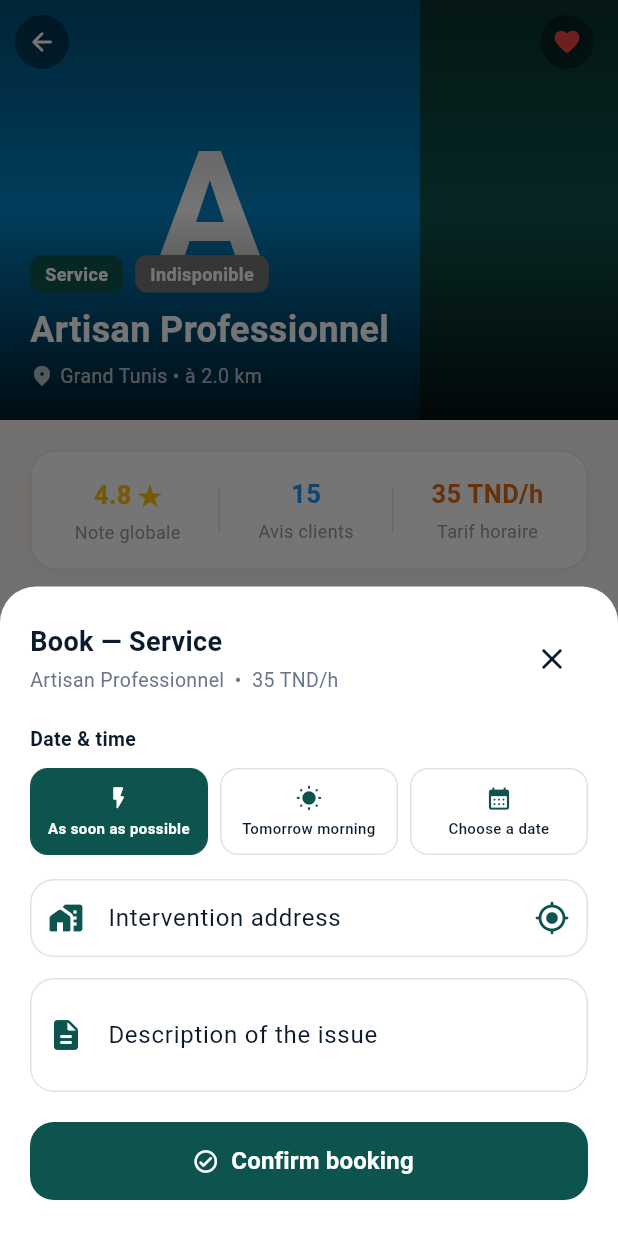
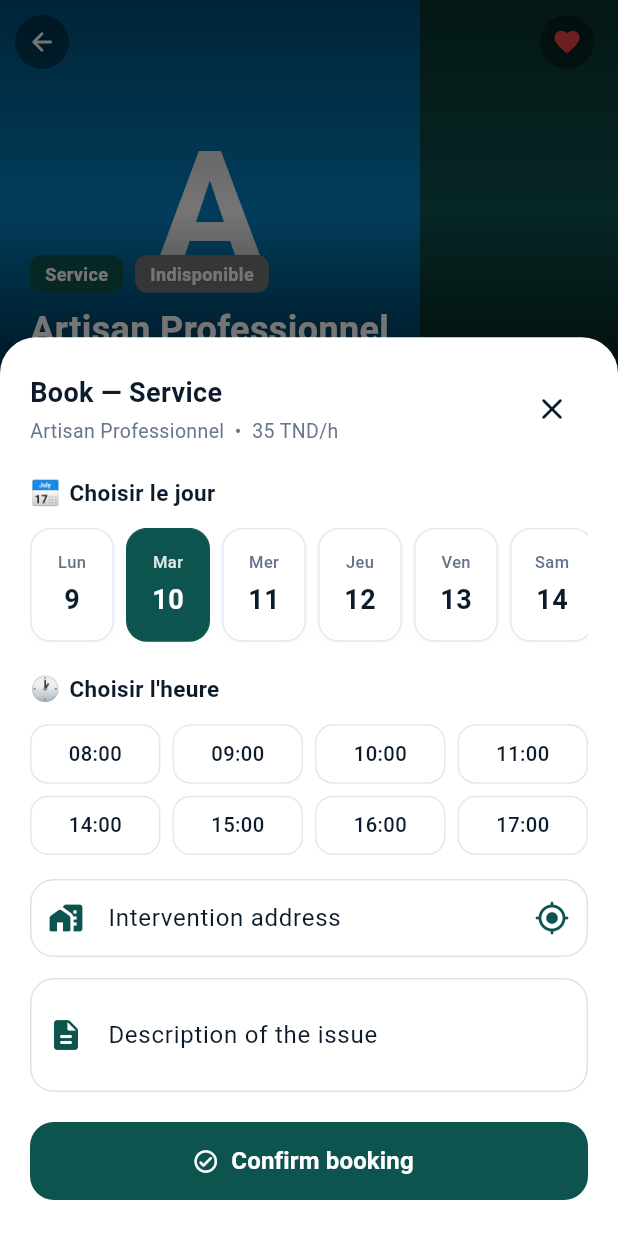
Before and after one commit to DARPLUS/Dar-Plus, a Flutter app: the ServiceDetailScreen screen opened by its route, after a tap on the "favorite outline" icon, after a tap on "Book Now", on a phone screen of 412 x 824 dp. Run offline on Flutter 3.47's test engine with Material 3 defaults, Android fonts, the phone set to English and light mode, and no system bars; our stand-ins replace cloud_firestore, easy_localization, firebase_auth, firebase_core, firebase_storage, image_picker and 2 more; accounts and stored records are empty; Roboto replaces fonts that are missing (Georgia).

Commit message:
feat: sélecteur date/heure réservation - jours glissants + grille créneaux horaires

```diff
--- a/lib/screens/service_detail_screen.dart
+++ b/lib/screens/service_detail_screen.dart
@@ -565,25 +565,35 @@ class _ServiceDetailScreenState extends State<ServiceDetailScreen> {
       BuildContext context, String proName, String serviceType, String price) {
     final addressCtrl = TextEditingController();
     final descCtrl = TextEditingController();
-    // 0 = Dès que possible, 1 = Demain matin, 2 = Choisir une date
-    int selectedSlot = 0;
-    String customDate = '';
-    String customTime = '';
-    String? addressError;
+    // Date/heure : sélection par jour glissant + créneaux
+    DateTime selectedDay = DateTime.now().add(const Duration(days: 1));
+    String selectedTime = '';
+
+    // 14 jours dès aujourd'hui
+    final List<DateTime> days = List.generate(
+        14, (i) => DateTime.now().add(Duration(days: i)));
+
+    // Créneaux horaires disponibles
+    const List<String> timeSlots = [
+      '08:00', '09:00', '10:00', '11:00',
+      '14:00', '15:00', '16:00', '17:00',
+    ];
     bool isLocating = false;
     bool isSubmitting = false;
+    String? addressError;
 
     final isDark = Theme.of(context).brightness == Brightness.dark;
     final loc = AppLocalizations.of(context);
 
+    final List<String> shortDays = ['Lun', 'Mar', 'Mer', 'Jeu', 'Ven', 'Sam', 'Dim'];
+
     String buildScheduledDate() {
-      if (selectedSlot == 0) return loc.translate('slot_asap');
-      if (selectedSlot == 1) return loc.translate('slot_tomorrow_morning');
-      if (customDate.isNotEmpty && customTime.isNotEmpty) {
-        return '$customDate · $customTime';
-      }
-      if (customDate.isNotEmpty) return customDate;
-      return loc.translate('slot_choose_date');
+      final months = ['jan', 'fév', 'mar', 'avr', 'mai', 'jun',
+                      'jul', 'aoû', 'sep', 'oct', 'nov', 'déc'];
+      final label =
+          '${shortDays[selectedDay.weekday - 1]} ${selectedDay.day} ${months[selectedDay.month - 1]}';
+      if (selectedTime.isNotEmpty) return '$label · $selectedTime';
+      return label;
     }
 
     showModalBottomSheet(
@@ -647,117 +657,150 @@ class _ServiceDetailScreenState extends State<ServiceDetailScreen> {
 
                     const SizedBox(height: 20),
 
-                    // ── Créneaux rapides ─────────────────────────────
+                    // ── Choisir le jour ──────────────────────────────
+                    Row(
+                      children: [
+                        const Text('📅', style: TextStyle(fontSize: 16)),
+                        const SizedBox(width: 6),
                         Text(
-                      loc.translate('booking_date'),
+                          'Choisir le jour',
                           style: TextStyle(
-                        fontSize: 13,
-                        fontWeight: FontWeight.w600,
+                            fontSize: 15,
+                            fontWeight: FontWeight.bold,
                             color: isDark ? Colors.white : AppTheme.titleColor,
                           ),
                         ),
-                    const SizedBox(height: 10),
-                    Row(
-                      children: [
-                        _SlotChip(
-                          label: loc.translate('slot_asap'),
-                          icon: Icons.flash_on_rounded,
-                          isSelected: selectedSlot == 0,
-                          onTap: () =>
-                              setModalState(() => selectedSlot = 0),
+                      ],
                     ),
-                        const SizedBox(width: 8),
-                        _SlotChip(
-                          label: loc.translate('slot_tomorrow_morning'),
-                          icon: Icons.wb_sunny_rounded,
-                          isSelected: selectedSlot == 1,
-                          onTap: () =>
-                              setModalState(() => selectedSlot = 1),
+                    const SizedBox(height: 12),
+                    SizedBox(
+                      height: 76,
+                      child: ListView.separated(
+                        scrollDirection: Axis.horizontal,
+                        itemCount: days.length,
+                        separatorBuilder: (_, _) => const SizedBox(width: 8),
+                        itemBuilder: (_, i) {
+                          final day = days[i];
+                          final isSelected = day.year == selectedDay.year &&
+                              day.month == selectedDay.month &&
+                              day.day == selectedDay.day;
+                          final dayNames = ['Lun', 'Mar', 'Mer', 'Jeu', 'Ven', 'Sam', 'Dim'];
+                          final dayName = dayNames[day.weekday - 1];
+                          return GestureDetector(
+                            onTap: () => setModalState(() => selectedDay = day),
+                            child: AnimatedContainer(
+                              duration: const Duration(milliseconds: 180),
+                              width: 56,
+                              decoration: BoxDecoration(
+                                color: isSelected
+                                    ? const Color(0xFF0D544E)
+                                    : (isDark ? const Color(0xFF1E293B) : Colors.white),
+                                borderRadius: BorderRadius.circular(14),
+                                border: Border.all(
+                                  color: isSelected
+                                      ? const Color(0xFF0D544E)
+                                      : (isDark ? const Color(0xFF334155) : const Color(0xFFE2E8F0)),
                                 ),
-                        const SizedBox(width: 8),
-                        _SlotChip(
-                          label: loc.translate('slot_choose_date'),
-                          icon: Icons.calendar_month_rounded,
-                          isSelected: selectedSlot == 2,
-                          onTap: () async {
-                            setModalState(() => selectedSlot = 2);
-                            final picked = await showDatePicker(
-                              context: modalContext,
-                              initialDate:
-                                  DateTime.now().add(const Duration(days: 1)),
-                              firstDate: DateTime.now(),
-                              lastDate: DateTime.now()
-                                  .add(const Duration(days: 90)),
-                              builder: (ctx, child) => Theme(
-                                data: Theme.of(ctx).copyWith(
-                                  colorScheme: const ColorScheme.light(
-                                    primary: Color(0xFF0D544E),
-                                  ),
-                                ),
-                                child: child!,
-                              ),
-                            );
-                            if (picked != null && modalContext.mounted) {
-                              final days = [
-                                'Lun', 'Mar', 'Mer', 'Jeu', 'Ven', 'Sam', 'Dim'
-                              ];
-                              final months = [
-                                'jan', 'fév', 'mar', 'avr', 'mai', 'jun',
-                                'jul', 'aoû', 'sep', 'oct', 'nov', 'déc'
-                              ];
-                              final d = '${days[picked.weekday - 1]} ${picked.day} ${months[picked.month - 1]}';
-                              final time = await showTimePicker(
-                                context: modalContext,
-                                initialTime: const TimeOfDay(hour: 9, minute: 0),
-                                builder: (ctx, child) => Theme(
-                                  data: Theme.of(ctx).copyWith(
-                                    colorScheme: const ColorScheme.light(
-                                      primary: Color(0xFF0D544E),
-                                    ),
-                                  ),
-                                  child: child!,
-                                ),
-                              );
-                              setModalState(() {
-                                customDate = d;
-                                customTime = time != null
-                                    ? '${time.hour.toString().padLeft(2, '0')}h${time.minute.toString().padLeft(2, '0')}'
-                                    : '';
-                              });
-                            }
-                          },
+                                boxShadow: isSelected ? [] : [
+                                  BoxShadow(
+                                    color: Colors.black.withValues(alpha: 0.03),
+                                    blurRadius: 4,
+                                    offset: const Offset(0, 2),
                                   ),
                                 ],
                               ),
-
-                    // Affichage date sélectionnée
-                    if (selectedSlot == 2 && customDate.isNotEmpty) ...[
-                      const SizedBox(height: 8),
-                      Container(
-                        padding: const EdgeInsets.symmetric(
-                            horizontal: 12, vertical: 8),
-                        decoration: BoxDecoration(
-                          color: const Color(0xFF0D544E).withValues(alpha: 0.08),
-                          borderRadius: BorderRadius.circular(10),
+                              child: Column(
+                                mainAxisAlignment: MainAxisAlignment.center,
+                                children: [
+                                  Text(
+                                    dayName,
+                                    style: TextStyle(
+                                      fontSize: 11,
+                                      fontWeight: FontWeight.w500,
+                                      color: isSelected
+                                          ? Colors.white.withValues(alpha: 0.85)
+                                          : (isDark ? const Color(0xFF94A3B8) : const Color(0xFF64748B)),
                                     ),
-                        child: Row(
-                          mainAxisSize: MainAxisSize.min,
-                          children: [
-                            const Icon(Icons.event_available_rounded,
-                                size: 16, color: Color(0xFF0D544E)),
-                            const SizedBox(width: 6),
+                                  ),
+                                  const SizedBox(height: 4),
                                   Text(
-                              '$customDate${customTime.isNotEmpty ? " · $customTime" : ""}',
-                              style: const TextStyle(
-                                fontSize: 13,
+                                    '${day.day}',
+                                    style: TextStyle(
+                                      fontSize: 18,
                                       fontWeight: FontWeight.bold,
-                                color: Color(0xFF0D544E),
+                                      color: isSelected
+                                          ? Colors.white
+                                          : (isDark ? Colors.white : AppTheme.titleColor),
                                     ),
                                   ),
                                 ],
                               ),
                             ),
+                          );
+                        },
+                      ),
+                    ),
+
+                    const SizedBox(height: 20),
+
+                    // ── Choisir l'heure ──────────────────────────────
+                    Row(
+                      children: [
+                        const Text('🕐', style: TextStyle(fontSize: 16)),
+                        const SizedBox(width: 6),
+                        Text(
+                          'Choisir l\'heure',
+                          style: TextStyle(
+                            fontSize: 15,
+                            fontWeight: FontWeight.bold,
+                            color: isDark ? Colors.white : AppTheme.titleColor,
+                          ),
+                        ),
                       ],
+                    ),
+                    const SizedBox(height: 12),
+                    GridView.count(
+                      crossAxisCount: 4,
+                      shrinkWrap: true,
+                      physics: const NeverScrollableScrollPhysics(),
+                      crossAxisSpacing: 8,
+                      mainAxisSpacing: 8,
+                      childAspectRatio: 2.2,
+                      children: timeSlots.map((slot) {
+                        final isSelected = selectedTime == slot;
+                        return GestureDetector(
+                          onTap: () =>
+                              setModalState(() => selectedTime = slot),
+                          child: AnimatedContainer(
+                            duration: const Duration(milliseconds: 180),
+                            alignment: Alignment.center,
+                            decoration: BoxDecoration(
+                              color: isSelected
+                                  ? const Color(0xFF0D544E)
+                                  : (isDark ? const Color(0xFF1E293B) : Colors.white),
+                              borderRadius: BorderRadius.circular(12),
+                              border: Border.all(
+                                color: isSelected
+                                    ? const Color(0xFF0D544E)
+                                    : (isDark ? const Color(0xFF334155) : const Color(0xFFE2E8F0)),
+                              ),
+                            ),
+                            child: Text(
+                              slot,
+                              style: TextStyle(
+                                fontSize: 13.5,
+                                fontWeight: isSelected
+                                    ? FontWeight.bold
+                                    : FontWeight.w500,
+                                color: isSelected
+                                    ? Colors.white
+                                    : (isDark ? Colors.white : AppTheme.titleColor),
+                              ),
+                            ),
+                          ),
+                        );
+                      }).toList(),
+                    ),
 
                     const SizedBox(height: 16),
 
@@ -886,6 +929,15 @@ class _ServiceDetailScreenState extends State<ServiceDetailScreen> {
                                 if (address.length < 10) {
                                   setModalState(() => addressError =
                                       loc.translate('address_too_short'));
+                                  return;
+                                }
+                                if (selectedTime.isEmpty) {
+                                  ScaffoldMessenger.of(context).showSnackBar(
+                                    const SnackBar(
+                                      content: Text('Veuillez choisir un créneau horaire.'),
+                                      backgroundColor: Color(0xFFD97706),
+                                    ),
+                                  );
                                   return;
                                 }
 
@@ -1044,74 +1096,6 @@ class _ServiceDetailScreenState extends State<ServiceDetailScreen> {
 
 // ── Widgets helpers pour le booking sheet ────────────────────────────────────
 
-class _SlotChip extends StatelessWidget {
-  final String label;
-  final IconData icon;
-  final bool isSelected;
-  final VoidCallback onTap;
-
-  const _SlotChip({
-    required this.label,
-    required this.icon,
-    required this.isSelected,
-    required this.onTap,
-  });
-
-  @override
-  Widget build(BuildContext context) {
-    final isDark = Theme.of(context).brightness == Brightness.dark;
-    return Expanded(
-      child: GestureDetector(
-        onTap: onTap,
-        child: AnimatedContainer(
-          duration: const Duration(milliseconds: 180),
-          padding: const EdgeInsets.symmetric(vertical: 10, horizontal: 8),
-          decoration: BoxDecoration(
-            color: isSelected
-                ? const Color(0xFF0D544E)
-                : (isDark ? const Color(0xFF1E293B) : Colors.white),
-            borderRadius: BorderRadius.circular(12),
-            border: Border.all(
-              color: isSelected
-                  ? const Color(0xFF0D544E)
-                  : (isDark
-                      ? const Color(0xFF334155)
-                      : const Color(0xFFDDE3EA)),
-            ),
-          ),
-          child: Column(
-            mainAxisSize: MainAxisSize.min,
-            children: [
-              Icon(
-                icon,
-                size: 18,
-                color: isSelected
-                    ? Colors.white
-                    : const Color(0xFF0D544E),
-              ),
-              const SizedBox(height: 4),
-              Text(
-                label,
-                textAlign: TextAlign.center,
-                maxLines: 2,
-                style: TextStyle(
-                  fontSize: 10,
-                  fontWeight: isSelected ? FontWeight.bold : FontWeight.w500,
-                  color: isSelected
-                      ? Colors.white
-                      : (isDark
-                          ? const Color(0xFF94A3B8)
-                          : AppTheme.titleColor),
-                ),
-              ),
-            ],
-          ),
-        ),
-      ),
-    );
-  }
-}
-
 class _RecapRow extends StatelessWidget {
   final IconData icon;
   final String label;
```
Lines whose indentation alone changed are shown as unchanged.
